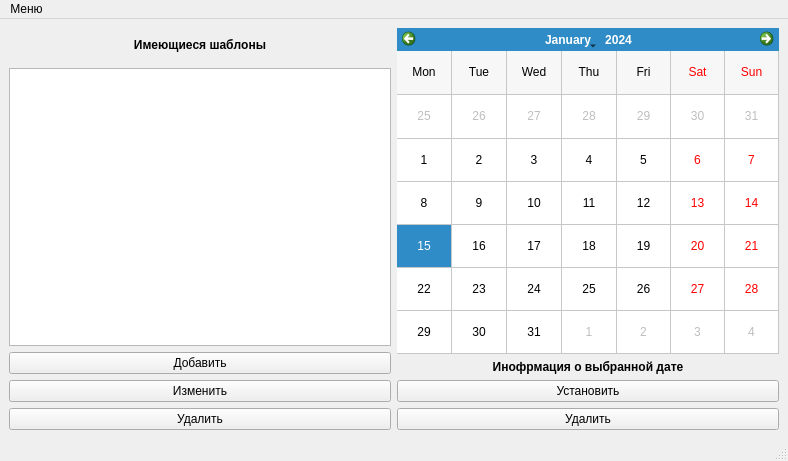
Old version of the form ui/main.ui in the repository devopn/StreamTool.
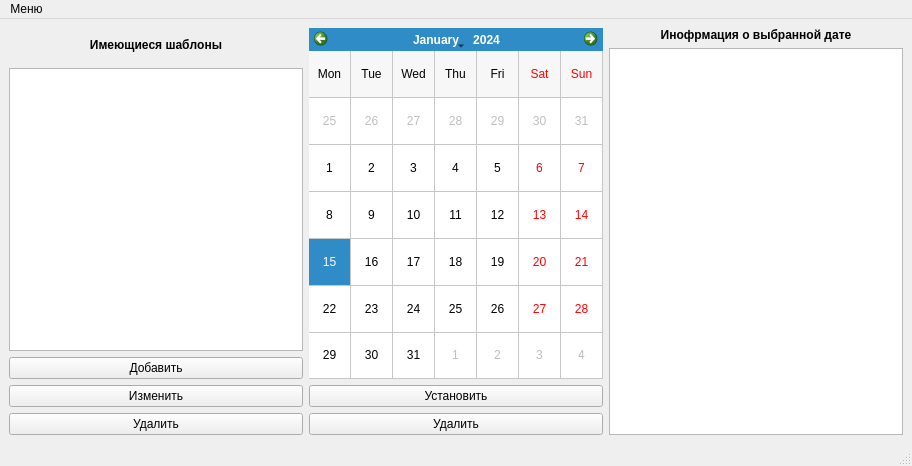
New version of the form.

Diff of the .ui file:
```diff
--- a/ui/main.ui
+++ b/ui/main.ui
@@ -6,8 +6,8 @@
    <rect>
     <x>0</x>
     <y>0</y>
-    <width>788</width>
-    <height>461</height>
+    <width>912</width>
+    <height>466</height>
    </rect>
   </property>
   <property name="windowTitle">
@@ -111,24 +111,6 @@
         </property>
        </widget>
       </item>
-      <item>
-       <widget class="QLabel" name="labelDateInfo">
-        <property name="font">
-         <font>
-          <weight>75</weight>
-          <bold>true</bold>
-          <strikeout>false</strikeout>
-          <kerning>false</kerning>
-         </font>
-        </property>
-        <property name="text">
-         <string>Инофрмация о выбранной дате</string>
-        </property>
-        <property name="alignment">
-         <set>Qt::AlignCenter</set>
-        </property>
-       </widget>
-      </item>
       <item>
        <widget class="QPushButton" name="buttonDateSave">
         <property name="text">
@@ -145,6 +127,31 @@
       </item>
      </layout>
     </item>
+    <item>
+     <layout class="QVBoxLayout" name="verticalLayout_2">
+      <item>
+       <widget class="QLabel" name="labelDateInfo">
+        <property name="font">
+         <font>
+          <weight>75</weight>
+          <bold>true</bold>
+          <strikeout>false</strikeout>
+          <kerning>false</kerning>
+         </font>
+        </property>
+        <property name="text">
+         <string>Инофрмация о выбранной дате</string>
+        </property>
+        <property name="alignment">
+         <set>Qt::AlignCenter</set>
+        </property>
+       </widget>
+      </item>
+      <item>
+       <widget class="QListWidget" name="listDateInfo"/>
+      </item>
+     </layout>
+    </item>
    </layout>
   </widget>
   <widget class="QStatusBar" name="statusbar"/>
@@ -153,7 +160,7 @@
     <rect>
      <x>0</x>
      <y>0</y>
-     <width>788</width>
+     <width>912</width>
      <height>22</height>
     </rect>
    </property>
```
